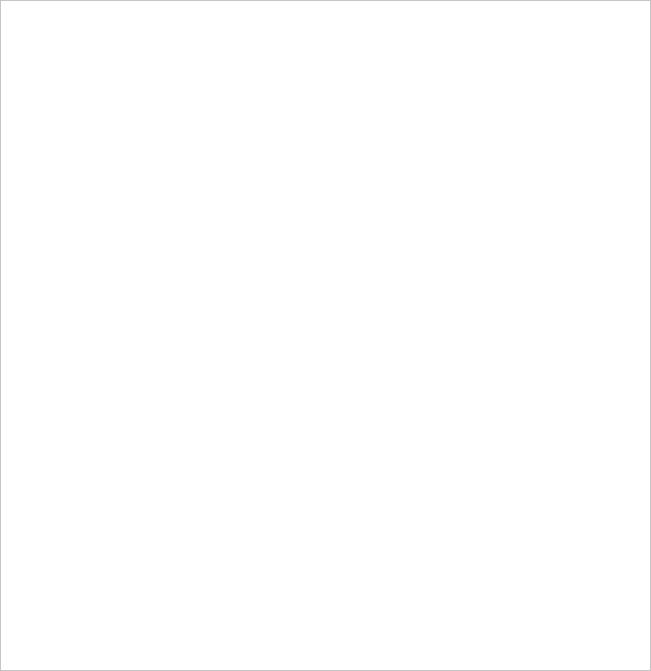
First picture: the form in Proyecto1-EDD-1S-2026/view/pantallas/pantallamostrarcsv.ui, repository DanielRodriguezCUNOC/Proyecto-Supermercado-EDD-, before the edit.
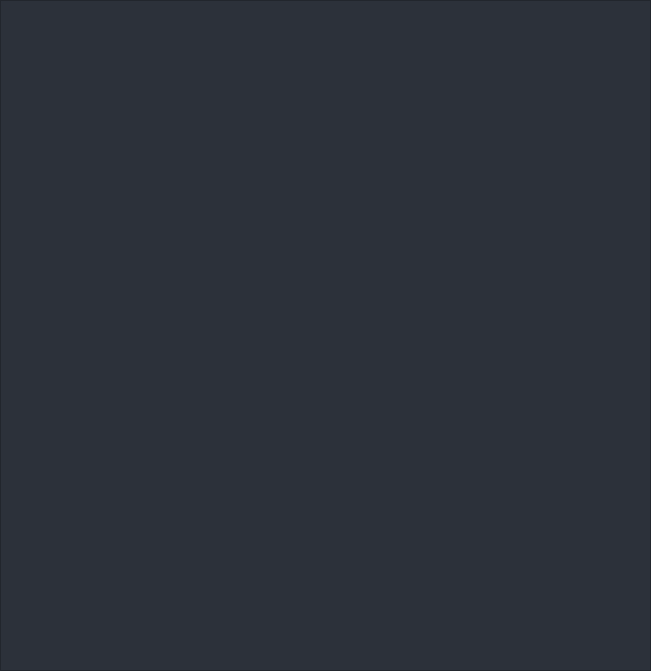
Second picture: the form after the edit.

Patch:
```diff
--- a/Proyecto1-EDD-1S-2026/view/pantallas/pantallamostrarcsv.ui
+++ b/Proyecto1-EDD-1S-2026/view/pantallas/pantallamostrarcsv.ui
@@ -26,7 +26,7 @@
     </rect>
    </property>
    <property name="styleSheet">
-    <string notr="true">background-color: White;</string>
+    <string notr="true">background-color: #2C313A;</string>
    </property>
    <property name="widgetResizable">
     <bool>true</bool>
```
